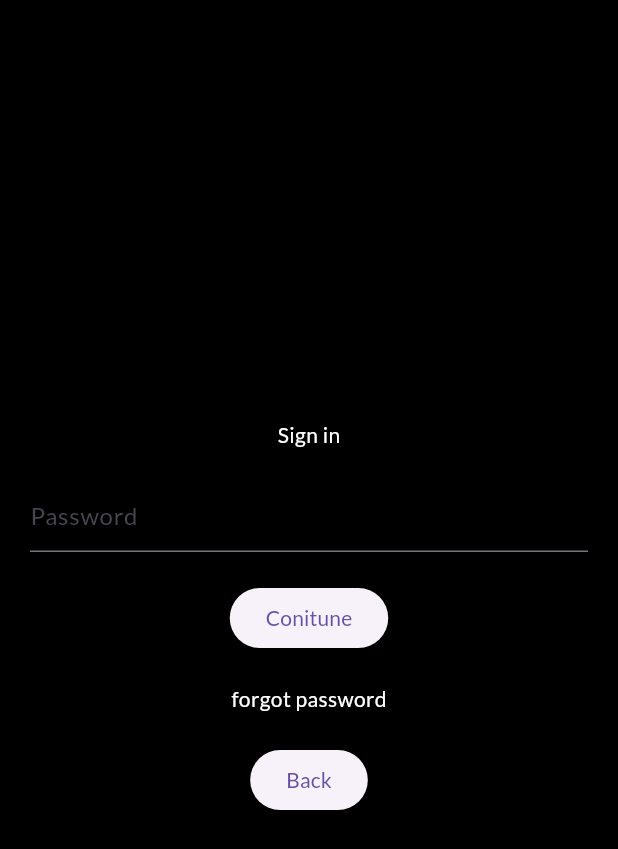
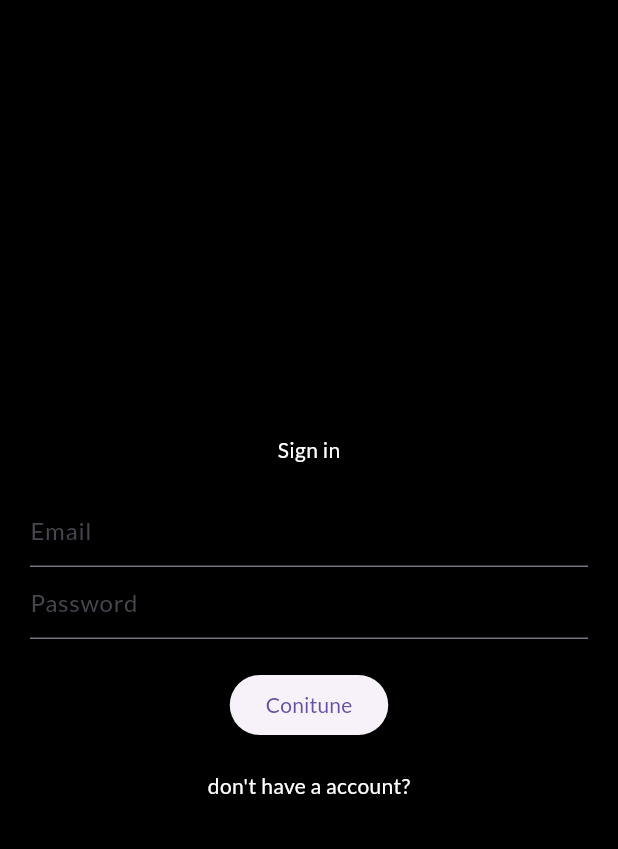
Before and after one commit to mohansriram-r/ecommerce_app-repo, a Flutter app: the screen it shows after launch, after a tap on "Conitune", on a phone screen of 412 x 824 dp. Shown: the top 849 px of the screen. Run offline on Flutter 3.47's test engine with Material 3 defaults, Android fonts, the phone set to English and light mode, and no system bars; our stand-ins replace firebase_core, flutter_bloc; accounts and stored records are empty.

```diff
--- a/ecommerce_app/lib/app.dart
+++ b/ecommerce_app/lib/app.dart
@@ -1,5 +1,5 @@
-import 'package:ecommerce_app/presentation/splash/bloc/splash_bloc.dart';
-import 'package:ecommerce_app/presentation/splash/screen/splash.dart';
+import 'package:ecommerce_app/presentation/auth/bloc/auth_bloc.dart';
+import 'package:ecommerce_app/presentation/auth/screens/signin.dart';
 import 'package:ecommerce_app/utils/theme/theme.dart';
 import 'package:flutter/material.dart';
 import 'package:flutter_bloc/flutter_bloc.dart';
@@ -9,13 +9,17 @@ class App extends StatelessWidget {
 
   @override
   Widget build(BuildContext context) {
-    return BlocProvider(
-      create: (context) => SplasCubit()..appStrated(),
+    return MultiBlocProvider(
+      providers: [
+        BlocProvider(
+          create: (context) => AuthBloc(),
+        )
+      ],
       child: MaterialApp(
         title: 'Flutter Demo',
         debugShowCheckedModeBanner: false,
         theme: CTheme.darkThemeData,
-        home: const SplashScreen(),
+        home: const SignIn(),
       ),
     );
   }
--- /dev/null
+++ b/ecommerce_app/lib/presentation/auth/bloc/auth_bloc.dart
@@ -0,0 +1,18 @@
+import 'dart:async';
+
+import 'package:flutter_bloc/flutter_bloc.dart';
+import 'package:meta/meta.dart';
+
+part 'auth_event.dart';
+part 'auth_state.dart';
+
+class AuthBloc extends Bloc<AuthEvent, AuthState> {
+  AuthBloc() : super(AuthInitial()) {
+    on<CreateAccountNavigationEvent>(createAccountNavigation);
+  }
+
+  FutureOr<void> createAccountNavigation(
+      CreateAccountNavigationEvent event, Emitter<AuthState> emit) {
+    emit(CreateAccountNavigationState());
+  }
+}
--- /dev/null
+++ b/ecommerce_app/lib/presentation/auth/bloc/auth_event.dart
@@ -0,0 +1,6 @@
+part of 'auth_bloc.dart';
+
+@immutable
+sealed class AuthEvent {}
+
+final class CreateAccountNavigationEvent extends AuthEvent {}
--- /dev/null
+++ b/ecommerce_app/lib/presentation/auth/bloc/auth_state.dart
@@ -0,0 +1,12 @@
+part of 'auth_bloc.dart';
+
+@immutable
+sealed class AuthState {}
+
+final class AuthInitial extends AuthState {}
+
+final class AuthSucess extends AuthState {}
+
+final class AuthFail extends AuthState {}
+
+final class CreateAccountNavigationState extends AuthState {}
--- a/ecommerce_app/lib/presentation/auth/screens/enter_passwrod.dart
+++ /dev/null
@@ -1,72 +0,0 @@
-import 'package:ecommerce_app/presentation/auth/screens/forgot_password.dart';
-import 'package:ecommerce_app/presentation/auth/screens/signin.dart';
-import 'package:ecommerce_app/utils/constants/colors.dart';
-import 'package:ecommerce_app/utils/helper/helper_function.dart';
-import 'package:flutter/material.dart';
-
-class EnterPassword extends StatelessWidget {
-  const EnterPassword({super.key});
-
-  @override
-  Widget build(BuildContext context) {
-    final TextEditingController _passwordController = TextEditingController();
-
-    return Scaffold(
-      backgroundColor: CColors.primarayColor,
-      body: Center(
-        child: Padding(
-          padding: const EdgeInsets.symmetric(horizontal: 20),
-          child: Column(
-            mainAxisAlignment: MainAxisAlignment.center,
-            children: [
-              Text(
-                "Sign in",
-                style: TextStyle(color: CColors.secondaryColor),
-              ),
-              const SizedBox(
-                height: 20,
-              ),
-              TextField(
-                controller: _passwordController,
-                decoration: const InputDecoration(
-                  hintText: 'Password',
-                ),
-              ),
-              const SizedBox(
-                height: 20,
-              ),
-              ElevatedButton(
-                onPressed: () {},
-                child: const Text('Conitune'),
-              ),
-              const SizedBox(
-                height: 20,
-              ),
-              GestureDetector(
-                onTap: () {
-                  HelperFunction.pushReplacement(
-                    context,
-                    const ForgotPassword(),
-                  );
-                },
-                child: Text(
-                  "forgot password",
-                  style: TextStyle(color: CColors.secondaryColor),
-                ),
-              ),
-              const SizedBox(
-                height: 20,
-              ),
-              ElevatedButton(
-                onPressed: () {
-                  HelperFunction.push(context, const SignIn());
-                },
-                child: const Text("Back"),
-              ),
-            ],
-          ),
-        ),
-      ),
-    );
-  }
-}
--- a/ecommerce_app/lib/presentation/auth/screens/signin.dart
+++ b/ecommerce_app/lib/presentation/auth/screens/signin.dart
@@ -1,8 +1,9 @@
-import 'package:ecommerce_app/presentation/auth/screens/enter_passwrod.dart';
+import 'package:ecommerce_app/presentation/auth/bloc/auth_bloc.dart';
 import 'package:ecommerce_app/presentation/auth/screens/signup.dart';
 import 'package:ecommerce_app/utils/constants/colors.dart';
 import 'package:ecommerce_app/utils/helper/helper_function.dart';
 import 'package:flutter/material.dart';
+import 'package:flutter_bloc/flutter_bloc.dart';
 
 class SignIn extends StatelessWidget {
   const SignIn({super.key});
@@ -10,8 +11,15 @@ class SignIn extends StatelessWidget {
   @override
   Widget build(BuildContext context) {
     final TextEditingController _emailController = TextEditingController();
+    final TextEditingController _passwordController = TextEditingController();
 
-    return Scaffold(
+    return BlocListener<AuthBloc, AuthState>(
+      listener: (context, state) {
+        if (state is CreateAccountNavigationState) {
+          HelperFunction.pushReplacement(context, const SignUp());
+        }
+      },
+      child: Scaffold(
         backgroundColor: CColors.primarayColor,
         body: Center(
           child: Padding(
@@ -32,13 +40,17 @@ class SignIn extends StatelessWidget {
                     hintText: 'Email',
                   ),
                 ),
+                TextField(
+                  controller: _passwordController,
+                  decoration: const InputDecoration(
+                    hintText: 'Password',
+                  ),
+                ),
                 const SizedBox(
                   height: 20,
                 ),
                 ElevatedButton(
-                onPressed: () {
-                  HelperFunction.push(context, const EnterPassword());
-                },
+                  onPressed: () {},
                   child: const Text('Conitune'),
                 ),
                 const SizedBox(
@@ -46,7 +58,9 @@ class SignIn extends StatelessWidget {
                 ),
                 GestureDetector(
                   onTap: () {
-                  HelperFunction.push(context, const SignUp());
+                    context
+                        .read<AuthBloc>()
+                        .add(CreateAccountNavigationEvent());
                   },
                   child: Text(
                     "don't have a account?",
@@ -57,6 +71,7 @@ class SignIn extends StatelessWidget {
             ),
           ),
         ),
+      ),
     );
   }
 }
--- a/ecommerce_app/lib/presentation/splash/bloc/splash_bloc.dart
+++ /dev/null
@@ -1,12 +0,0 @@
-import 'package:flutter_bloc/flutter_bloc.dart';
-
-part 'splash_state.dart';
-
-class SplasCubit extends Cubit<SplashState> {
-  SplasCubit() : super(DisplaySplash());
-
-  void appStrated() async {
-    await Future.delayed(const Duration(seconds: 1));
-    emit(UnAuthenticated());
-  }
-}
--- a/ecommerce_app/lib/presentation/splash/bloc/splash_state.dart
+++ /dev/null
@@ -1,9 +0,0 @@
-part of 'splash_bloc.dart';
-
-abstract class SplashState {}
-
-final class DisplaySplash extends SplashState {}
-
-final class Authenticated extends SplashState {}
-
-final class UnAuthenticated extends SplashState {}
--- a/ecommerce_app/lib/presentation/splash/screen/splash.dart
+++ /dev/null
@@ -1,36 +0,0 @@
-import 'package:ecommerce_app/presentation/auth/screens/signin.dart';
-import 'package:ecommerce_app/presentation/splash/bloc/splash_bloc.dart';
-import 'package:ecommerce_app/utils/constants/assets_strings.dart';
-import 'package:ecommerce_app/utils/constants/colors.dart';
-import 'package:flutter/material.dart';
-import 'package:flutter_bloc/flutter_bloc.dart';
-import 'package:flutter_svg/flutter_svg.dart';
-
-class SplashScreen extends StatelessWidget {
-  const SplashScreen({super.key});
-
-  @override
-  Widget build(BuildContext context) {
-    return BlocListener<SplasCubit, SplashState>(
-      listener: (context, state) {
-        if (state is UnAuthenticated) {
-          Navigator.pushReplacement(
-            context,
-            MaterialPageRoute(
-              builder: (context) => const SignIn(),
-            ),
-          );
-        }
-      },
-      child: Scaffold(
-        backgroundColor: CColors.primarayColor,
-        body: Center(
-          child: SvgPicture.asset(
-            CIcons.logo,
-            color: CColors.blueColor,
-          ),
-        ),
-      ),
-    );
-  }
-}
--- a/ecommerce_app/pubspec.yaml
+++ b/ecommerce_app/pubspec.yaml
@@ -40,6 +40,7 @@ dependencies:
   firebase_core: ^3.8.1
   cloud_firestore: ^5.5.1
   flutter_svg: ^2.0.16
+  dartz: ^0.10.1
 
 dev_dependencies:
   flutter_test:
```
Also changed, not shown: ecommerce_app/lib/presentation/auth/screens/signup.dart (+2 -5 lines), ecommerce_app/lib/presentation/home/screen/home.dart (added, +10 -0 lines), ecommerce_app/pubspec.lock. Lines whose indentation alone changed are shown as unchanged.
